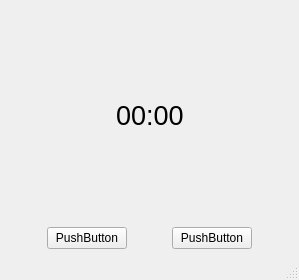
Above: src/window.ui from sccreeper/pomodoro before the change. Below: the same form after it.
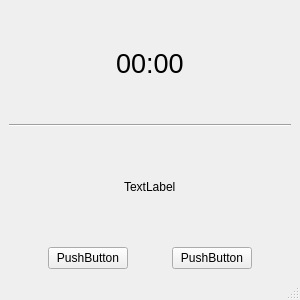
That is the form after the change.

Diff of the .ui file:
```diff
--- a/src/window.ui
+++ b/src/window.ui
@@ -6,15 +6,115 @@
    <rect>
     <x>0</x>
     <y>0</y>
-    <width>299</width>
-    <height>280</height>
+    <width>300</width>
+    <height>300</height>
    </rect>
   </property>
+  <property name="maximumSize">
+   <size>
+    <width>300</width>
+    <height>300</height>
+   </size>
+  </property>
   <property name="windowTitle">
    <string>MainWindow</string>
   </property>
   <widget class="QWidget" name="centralwidget">
    <layout class="QGridLayout" name="gridLayout">
+    <item row="2" column="0">
+     <layout class="QHBoxLayout" name="horizontalLayout_3">
+      <item>
+       <spacer name="horizontalSpacer_6">
+        <property name="orientation">
+         <enum>Qt::Orientation::Horizontal</enum>
+        </property>
+        <property name="sizeHint" stdset="0">
+         <size>
+          <width>40</width>
+          <height>20</height>
+         </size>
+        </property>
+       </spacer>
+      </item>
+      <item>
+       <widget class="QLabel" name="pomoStats">
+        <property name="text">
+         <string>TextLabel</string>
+        </property>
+       </widget>
+      </item>
+      <item>
+       <spacer name="horizontalSpacer_7">
+        <property name="orientation">
+         <enum>Qt::Orientation::Horizontal</enum>
+        </property>
+        <property name="sizeHint" stdset="0">
+         <size>
+          <width>40</width>
+          <height>20</height>
+         </size>
+        </property>
+       </spacer>
+      </item>
+     </layout>
+    </item>
+    <item row="3" column="0">
+     <layout class="QHBoxLayout" name="horizontalLayout_2">
+      <item>
+       <spacer name="horizontalSpacer_4">
+        <property name="orientation">
+         <enum>Qt::Orientation::Horizontal</enum>
+        </property>
+        <property name="sizeHint" stdset="0">
+         <size>
+          <width>40</width>
+          <height>20</height>
+         </size>
+        </property>
+       </spacer>
+      </item>
+      <item>
+       <widget class="QPushButton" name="startPauseButton">
+        <property name="text">
+         <string>PushButton</string>
+        </property>
+       </widget>
+      </item>
+      <item>
+       <spacer name="horizontalSpacer_3">
+        <property name="orientation">
+         <enum>Qt::Orientation::Horizontal</enum>
+        </property>
+        <property name="sizeHint" stdset="0">
+         <size>
+          <width>40</width>
+          <height>20</height>
+         </size>
+        </property>
+       </spacer>
+      </item>
+      <item>
+       <widget class="QPushButton" name="stopButton">
+        <property name="text">
+         <string>PushButton</string>
+        </property>
+       </widget>
+      </item>
+      <item>
+       <spacer name="horizontalSpacer_5">
+        <property name="orientation">
+         <enum>Qt::Orientation::Horizontal</enum>
+        </property>
+        <property name="sizeHint" stdset="0">
+         <size>
+          <width>40</width>
+          <height>20</height>
+         </size>
+        </property>
+       </spacer>
+      </item>
+     </layout>
+    </item>
     <item row="0" column="0">
      <layout class="QVBoxLayout" name="verticalLayout">
       <item>
@@ -62,61 +162,11 @@
      </layout>
     </item>
     <item row="1" column="0">
-     <layout class="QHBoxLayout" name="horizontalLayout_2">
-      <item>
-       <spacer name="horizontalSpacer_4">
-        <property name="orientation">
-         <enum>Qt::Orientation::Horizontal</enum>
-        </property>
-        <property name="sizeHint" stdset="0">
-         <size>
-          <width>40</width>
-          <height>20</height>
-         </size>
-        </property>
-       </spacer>
-      </item>
-      <item>
-       <widget class="QPushButton" name="startPauseButton">
-        <property name="text">
-         <string>PushButton</string>
-        </property>
-       </widget>
-      </item>
-      <item>
-       <spacer name="horizontalSpacer_3">
-        <property name="orientation">
-         <enum>Qt::Orientation::Horizontal</enum>
-        </property>
-        <property name="sizeHint" stdset="0">
-         <size>
-          <width>40</width>
-          <height>20</height>
-         </size>
-        </property>
-       </spacer>
-      </item>
-      <item>
-       <widget class="QPushButton" name="stopButton">
-        <property name="text">
-         <string>PushButton</string>
-        </property>
-       </widget>
-      </item>
-      <item>
-       <spacer name="horizontalSpacer_5">
-        <property name="orientation">
-         <enum>Qt::Orientation::Horizontal</enum>
-        </property>
-        <property name="sizeHint" stdset="0">
-         <size>
-          <width>40</width>
-          <height>20</height>
-         </size>
-        </property>
-       </spacer>
-      </item>
-     </layout>
+     <widget class="Line" name="line">
+      <property name="orientation">
+       <enum>Qt::Orientation::Horizontal</enum>
+      </property>
+     </widget>
     </item>
    </layout>
   </widget>
```
Left out of the diff: 7 changed lines with no effect on the pictures.
